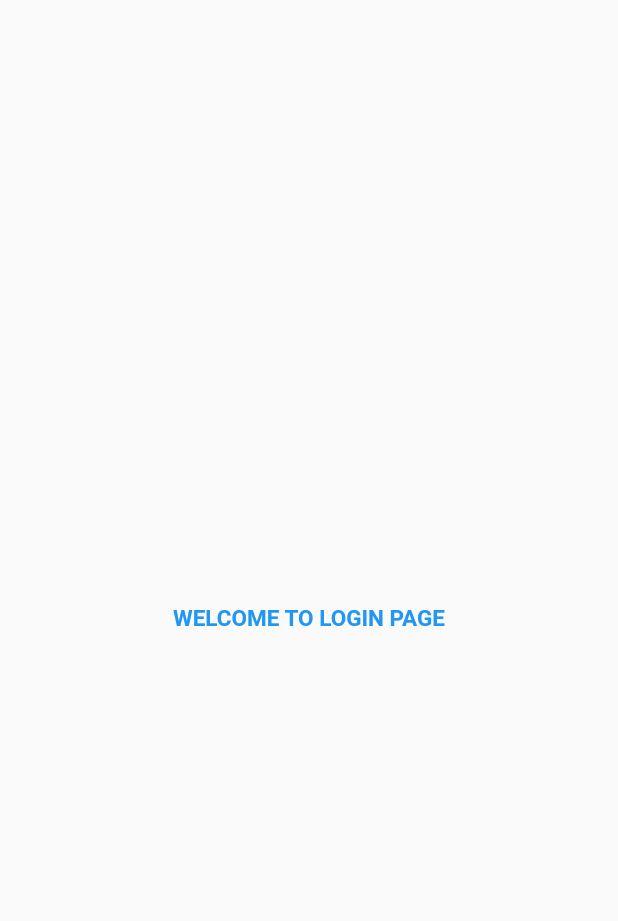
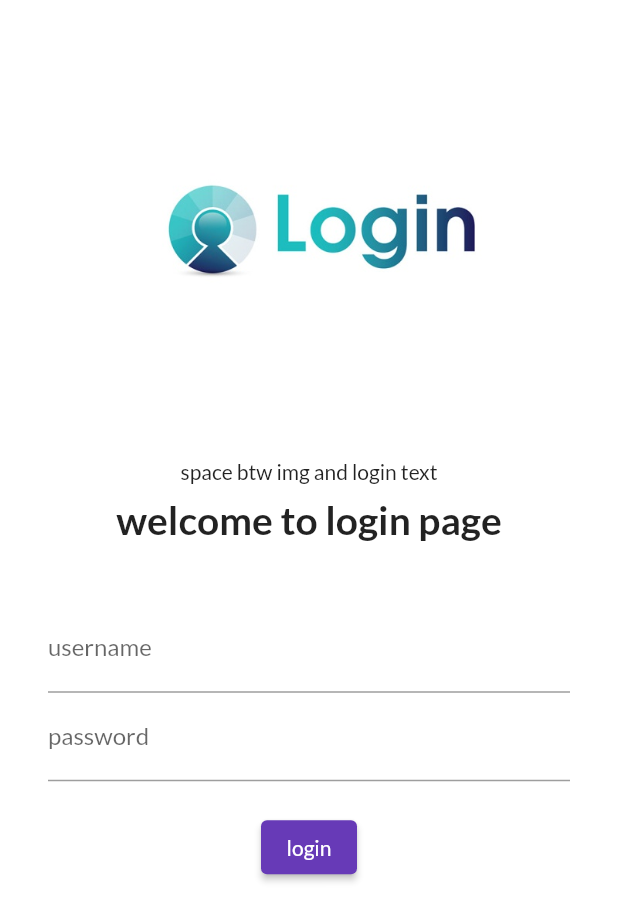
Before and after one commit to Paradicea/flutter30, a Flutter app: the screen it shows after launch, on a phone screen of 412 x 824 dp. Shown: the top 921 px of the screen. Run offline on Flutter 3.47's test engine with Material 2 defaults, Android fonts, the phone set to English and light mode, and no system bars; our stand-ins replace google_fonts.

Commit message:
day_four complete

```diff
--- a/lib/main.dart
+++ b/lib/main.dart
@@ -1,7 +1,7 @@
 import 'pages/home_page.dart';
 import 'package:flutter/material.dart';
 import 'pages/login_page.dart';
-
+import 'package:google_fonts/google_fonts.dart';
 void main() {
   runApp(MyApp());
 }
@@ -21,7 +21,12 @@ class MyApp extends StatelessWidget {
   Widget build(BuildContext context) {
     return MaterialApp(
       themeMode:ThemeMode.light,
-      theme: ThemeData(brightness: Brightness.light,),
+      theme: ThemeData(brightness: Brightness.light,
+              primarySwatch: Colors.deepPurple,
+              primaryTextTheme: GoogleFonts.latoTextTheme(),
+              fontFamily:GoogleFonts.lato().fontFamily,
+        ),
+
 
       routes: {"/":(context) => HomePage(),
       "/login":(context)=>LoginPage(),
--- a/lib/pages/login_page.dart
+++ b/lib/pages/login_page.dart
@@ -5,15 +5,46 @@ class LoginPage extends StatelessWidget {
 
   @override
   Widget build(BuildContext context) {
-    return MaterialApp(
-      home: Material(
-        child: Center(
-          child: Container(
-            child: Text('WELCOME TO LOGIN PAGE',textAlign: null,style: TextStyle(fontSize: 15,color: Colors.blue,fontWeight: FontWeight.bold),),
-          ),
-        ),
-      ),
-    );
+    return Material(
+      color:Colors.white,
+      child:Column(
+        children: [Image.asset("assets/images/login_asset.png",
+        fit: BoxFit.cover,),
+        SizedBox(height: 25.0,child: Text("space btw img and login text"),),
+          Text("welcome to login page",
+            style: TextStyle(
+              fontSize: 26,
+              fontWeight: FontWeight.bold),
+              ),
+              SizedBox(height: 25.00,),
+              Padding(
+                padding: const EdgeInsets.symmetric(vertical: 16.0, horizontal: 32.00),
+                child: Column(
+                  children: [
+                    TextFormField(
+                  decoration:InputDecoration(
+                    hintText: " enter username",
+                    labelText: "username"
+                  ),
+                ),
+                TextFormField(
+                  obscureText:true,
+                  decoration:InputDecoration(
+                    hintText: "enter password",
+                    labelText: "password",
+                  ),),
+                  SizedBox(height: 20.0,),
+                  ElevatedButton(
+                    style:TextButton.styleFrom(),
+                    onPressed: (){print("hello sir");},
+                    child: Text("login"),)
+                  ],),
+              )
+
+
+          ],
+      ) ,
+      );
 
 
   }
--- a/pubspec.yaml
+++ b/pubspec.yaml
@@ -34,6 +34,7 @@ dependencies:
   # The following adds the Cupertino Icons font to your application.
   # Use with the CupertinoIcons class for iOS style icons.
   cupertino_icons: ^1.0.2
+  google_fonts: ^2.1.0
 
 dev_dependencies:
   flutter_test:
@@ -58,8 +59,8 @@ flutter:
   uses-material-design: true
 
   # To add assets to your application, add an assets section, like this:
-  # assets:
-  #   - images/a_dot_burr.jpeg
+  assets:
+    - assets/images/
   #   - images/a_dot_ham.jpeg
 
   # An image asset can refer to one or more resolution-specific "variants", see
```
Also changed, not shown: assets/images/login_asset.png (added), pubspec.lock.
